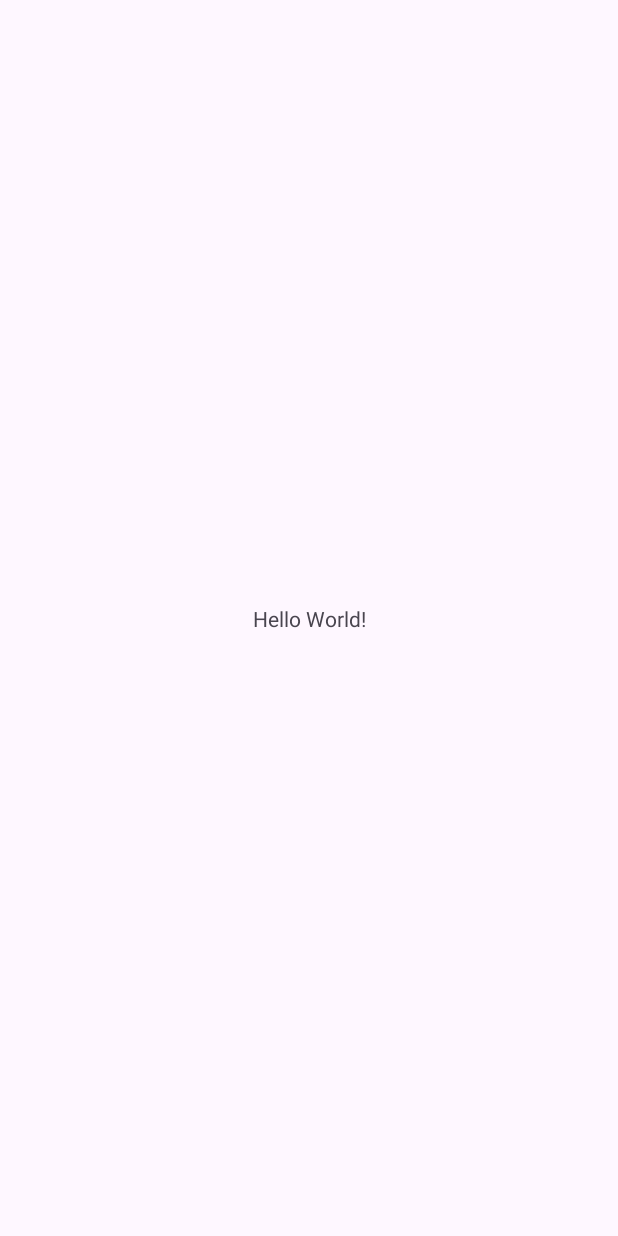
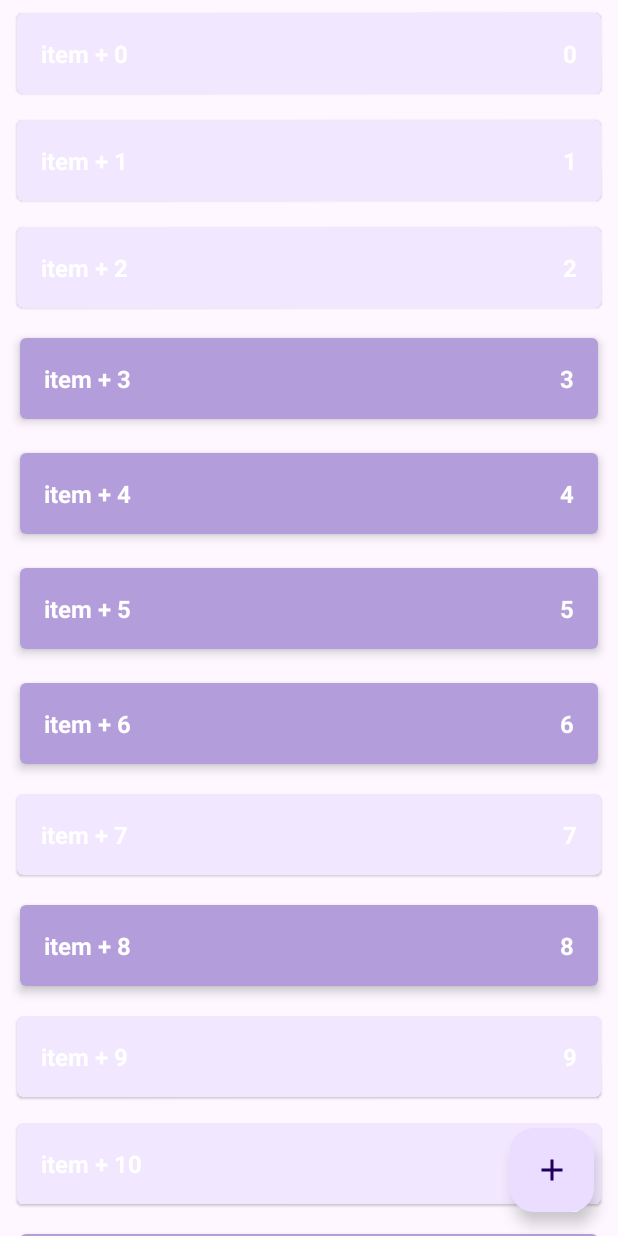
Before and after one commit to VladislavNuriev/ShoppingList, an Android app: the screen it shows after launch (MainActivity), on a phone screen of 412 x 824 dp. Before the commit the screen is almost empty. Run offline under Robolectric (Android 15) with nearby library versions, the phone set to English and light mode, and no system bars.

Commit message:
Created ShoppingListAdapter with RecyclerView and 2 viewTypes of ViewHolders (item_shop_enabled/disabled)

```diff
--- a/app/src/main/java/com/example/shoppinglist/data/ShopListRepositoryImpl.kt
+++ b/app/src/main/java/com/example/shoppinglist/data/ShopListRepositoryImpl.kt
@@ -4,17 +4,18 @@ import androidx.lifecycle.LiveData
 import androidx.lifecycle.MutableLiveData
 import com.example.shoppinglist.domain.ShopItem
 import com.example.shoppinglist.domain.ShopListRepository
+import kotlin.random.Random
 
 object ShopListRepositoryImpl: ShopListRepository {
 
     private val shopListLD = MutableLiveData<List<ShopItem>>()
-    private val shopList = mutableListOf<ShopItem>()
+    private val shopList = sortedSetOf<ShopItem>({o1, o2 -> o1.id.compareTo(o2.id) })
 
     private var autoIncrementId = 0
 
     init {
-        for (i in 0 until 10) {
-            val item = ShopItem("item + $i", i, true)
+        for (i in 0 until 100) {
+            val item = ShopItem("item + $i", i, Random.nextBoolean())
             addShopItem(item)
         }
     }
--- a/app/src/main/java/com/example/shoppinglist/presentation/MainActivity.kt
+++ b/app/src/main/java/com/example/shoppinglist/presentation/MainActivity.kt
@@ -6,13 +6,14 @@ import androidx.activity.enableEdgeToEdge
 import androidx.appcompat.app.AppCompatActivity
 import androidx.core.view.ViewCompat
 import androidx.core.view.WindowInsetsCompat
-import androidx.lifecycle.Observer
 import androidx.lifecycle.ViewModelProvider
+import androidx.recyclerview.widget.RecyclerView
 import com.example.shoppinglist.R
 
 class MainActivity : AppCompatActivity() {
 
     private lateinit var viewModel: MainViewModel
+    private lateinit var shopListAdapter: ShoppingListAdapter
 
     override fun onCreate(savedInstanceState: Bundle?) {
         super.onCreate(savedInstanceState)
@@ -23,17 +24,32 @@ class MainActivity : AppCompatActivity() {
             v.setPadding(systemBars.left, systemBars.top, systemBars.right, systemBars.bottom)
             insets
         }
-        var counter = 1
+
         viewModel = ViewModelProvider(this)[MainViewModel::class.java]
-        viewModel.shopList.observe(this, Observer {
+
+        setupRecyclerView()
+
+        viewModel.shopList.observe(this) {
             Log.d("MainActivity", "observerShopList: ${it.toString()}")
-            if (counter == 1) {
-                val item = it[1]
-                viewModel.changeEnableState(item)
-                counter++
-            }
-        })
+            shopListAdapter.shopList = it
+        }
 
 
     }
+
+    private fun setupRecyclerView() {
+        shopListAdapter = ShoppingListAdapter()
+        val recyclerView: RecyclerView = findViewById(R.id.rv_shop_list)
+        with(recyclerView) {
+            adapter = shopListAdapter
+            recycledViewPool.setMaxRecycledViews(
+                ShoppingListAdapter.VIEW_TYPE_ENABLED,
+                ShoppingListAdapter.MAX_POOL_SIZE
+            )
+            recycledViewPool.setMaxRecycledViews(
+                ShoppingListAdapter.VIEW_TYPE_DISABLED,
+                ShoppingListAdapter.MAX_POOL_SIZE
+            )
+        }
+    }
 }
--- /dev/null
+++ b/app/src/main/java/com/example/shoppinglist/presentation/ShoppingListAdapter.kt
@@ -0,0 +1,78 @@
+package com.example.shoppinglist.presentation
+
+import android.view.LayoutInflater
+import android.view.View
+import android.view.ViewGroup
+import android.widget.TextView
+import androidx.recyclerview.widget.RecyclerView
+import com.example.shoppinglist.R
+import com.example.shoppinglist.domain.ShopItem
+
+class ShoppingListAdapter() :
+    RecyclerView.Adapter<ShoppingListAdapter.ViewHolder>() {
+
+    /**
+     * Provide a reference to the type of views that you are using
+     * (custom ViewHolder)
+     */
+    companion object{
+        const val VIEW_TYPE_ENABLED = 100
+        const val VIEW_TYPE_DISABLED = 101
+        const val MAX_POOL_SIZE = 15
+    }
+
+
+    var shopList = listOf<ShopItem>()
+        set(value) {
+            field = value
+            notifyDataSetChanged()
+        }
+
+    class ViewHolder(val view: View) : RecyclerView.ViewHolder(view) {
+        val textViewName: TextView
+        val textViewCount: TextView
+
+        init {
+            // Define click listener for the ViewHolder's View
+            textViewCount = view.findViewById(R.id.tv_count)
+            textViewName = view.findViewById(R.id.tv_name)
+        }
+    }
+
+    // Create new views (invoked by the layout manager)
+    override fun onCreateViewHolder(viewGroup: ViewGroup, viewType: Int): ViewHolder {
+        // Create a new view, which defines the UI of the list item
+        val layout = when (viewType) {
+            VIEW_TYPE_ENABLED -> R.layout.item_shop_enabled
+            VIEW_TYPE_DISABLED -> R.layout.item_shop_disabled
+            else -> throw RuntimeException("Unknown view type: $viewType")
+        }
+        val view = LayoutInflater.from(viewGroup.context)
+                .inflate(layout, viewGroup, false)
+        return ViewHolder(view)
+    }
+
+    // Replace the contents of a view (invoked by the layout manager)
+    override fun onBindViewHolder(viewHolder: ViewHolder, position: Int) {
+
+        // Get element from your dataset at this position and replace the
+        // contents of the view with that element
+        val shopItem = shopList[position]
+        with(viewHolder) {
+            textViewName.text = shopItem.name
+            textViewCount.text = shopItem.count.toString()
+            view.setOnLongClickListener {
+                true
+            }
+        }
+    }
+
+    // Return the size of your dataset (invoked by the layout manager)
+    override fun getItemCount() = shopList.size
+
+    override fun getItemViewType(position: Int): Int {
+        return if (shopList[position].enabled)
+            VIEW_TYPE_ENABLED
+        else VIEW_TYPE_DISABLED
+    }
+}
--- /dev/null
+++ b/app/src/main/res/drawable/ic_add.xml
@@ -0,0 +1,9 @@
+<vector xmlns:android="http://schemas.android.com/apk/res/android"
+    android:width="24dp"
+    android:height="24dp"
+    android:viewportWidth="24"
+    android:viewportHeight="24">
+  <path
+      android:pathData="M19,13h-6v6h-2v-6H5v-2h6V5h2v6h6v2z"
+      android:fillColor="#ffffff"/>
+</vector>
--- a/app/src/main/res/layout/activity_main.xml
+++ b/app/src/main/res/layout/activity_main.xml
@@ -5,15 +5,29 @@
     android:id="@+id/main"
     android:layout_width="match_parent"
     android:layout_height="match_parent"
-    tools:context=".MainActivity">
+    tools:context=".presentation.MainActivity">
 
-    <TextView
-        android:layout_width="wrap_content"
-        android:layout_height="wrap_content"
-        android:text="Hello World!"
+    <androidx.recyclerview.widget.RecyclerView
+        android:id="@+id/rv_shop_list"
+        android:layout_width="0dp"
+        android:layout_height="0dp"
         app:layout_constraintBottom_toBottomOf="parent"
         app:layout_constraintEnd_toEndOf="parent"
         app:layout_constraintStart_toStartOf="parent"
-        app:layout_constraintTop_toTopOf="parent" />
+        app:layout_constraintTop_toTopOf="parent"
+        app:layoutManager="androidx.recyclerview.widget.LinearLayoutManager"
+        tools:listitem="@layout/item_shop_enabled"/>
+
+    <com.google.android.material.floatingactionbutton.FloatingActionButton
+        android:id="@+id/button_add_shop_item"
+        android:layout_width="wrap_content"
+        android:layout_height="wrap_content"
+        android:layout_marginEnd="16dp"
+        android:layout_marginBottom="16dp"
+        android:clickable="true"
+        android:focusable="true"
+        app:layout_constraintBottom_toBottomOf="parent"
+        app:layout_constraintEnd_toEndOf="parent"
+        app:srcCompat="@drawable/ic_add" />
 
 </androidx.constraintlayout.widget.ConstraintLayout>
--- /dev/null
+++ b/app/src/main/res/layout/item_shop_disabled.xml
@@ -0,0 +1,43 @@
+<?xml version="1.0" encoding="utf-8"?>
+<androidx.cardview.widget.CardView xmlns:android="http://schemas.android.com/apk/res/android"
+    xmlns:app="http://schemas.android.com/apk/res-auto"
+    xmlns:tools="http://schemas.android.com/tools"
+    android:layout_width="match_parent"
+    android:layout_height="wrap_content"
+    android:layout_marginStart="8dp"
+    android:layout_marginTop="4dp"
+    android:layout_marginEnd="8dp"
+    android:layout_marginBottom="4dp"
+    app:cardCornerRadius="4dp"
+    app:cardElevation="1dp"
+    app:cardUseCompatPadding="true">
+
+    <LinearLayout
+        android:layout_width="match_parent"
+        android:layout_height="wrap_content"
+        android:background="#33BB86FC"
+        android:orientation="horizontal"
+        android:padding="16dp">
+
+        <TextView
+            android:id="@+id/tv_name"
+            android:layout_width="0dp"
+            android:layout_height="wrap_content"
+            android:layout_weight="1"
+            android:textColor="@color/white"
+            android:textSize="16sp"
+            android:textStyle="bold"
+            tools:text="Салфетки" />
+
+        <TextView
+            android:id="@+id/tv_count"
+            android:layout_width="wrap_content"
+            android:layout_height="wrap_content"
+            android:textColor="@color/white"
+            android:textSize="16sp"
+            android:textStyle="bold"
+            tools:text="1" />
+
+    </LinearLayout>
+
+</androidx.cardview.widget.CardView>
--- /dev/null
+++ b/app/src/main/res/layout/item_shop_enabled.xml
@@ -0,0 +1,43 @@
+<?xml version="1.0" encoding="utf-8"?>
+<androidx.cardview.widget.CardView xmlns:android="http://schemas.android.com/apk/res/android"
+    xmlns:app="http://schemas.android.com/apk/res-auto"
+    xmlns:tools="http://schemas.android.com/tools"
+    android:layout_width="match_parent"
+    android:layout_height="wrap_content"
+    android:layout_marginStart="8dp"
+    android:layout_marginTop="4dp"
+    android:layout_marginEnd="8dp"
+    android:layout_marginBottom="4dp"
+    app:cardCornerRadius="4dp"
+    app:cardElevation="4dp"
+    app:cardUseCompatPadding="true">
+
+    <LinearLayout
+        android:layout_width="match_parent"
+        android:layout_height="wrap_content"
+        android:background="#B39DDB"
+        android:orientation="horizontal"
+        android:padding="16dp">
+
+        <TextView
+            android:id="@+id/tv_name"
+            android:layout_width="0dp"
+            android:layout_height="wrap_content"
+            android:layout_weight="1"
+            android:textColor="@color/white"
+            android:textSize="16sp"
+            android:textStyle="bold"
+            tools:text="Салфетки" />
+
+        <TextView
+            android:id="@+id/tv_count"
+            android:layout_width="wrap_content"
+            android:layout_height="wrap_content"
+            android:textColor="@color/white"
+            android:textSize="16sp"
+            android:textStyle="bold"
+            tools:text="1" />
+
+    </LinearLayout>
+
+</androidx.cardview.widget.CardView>
```
